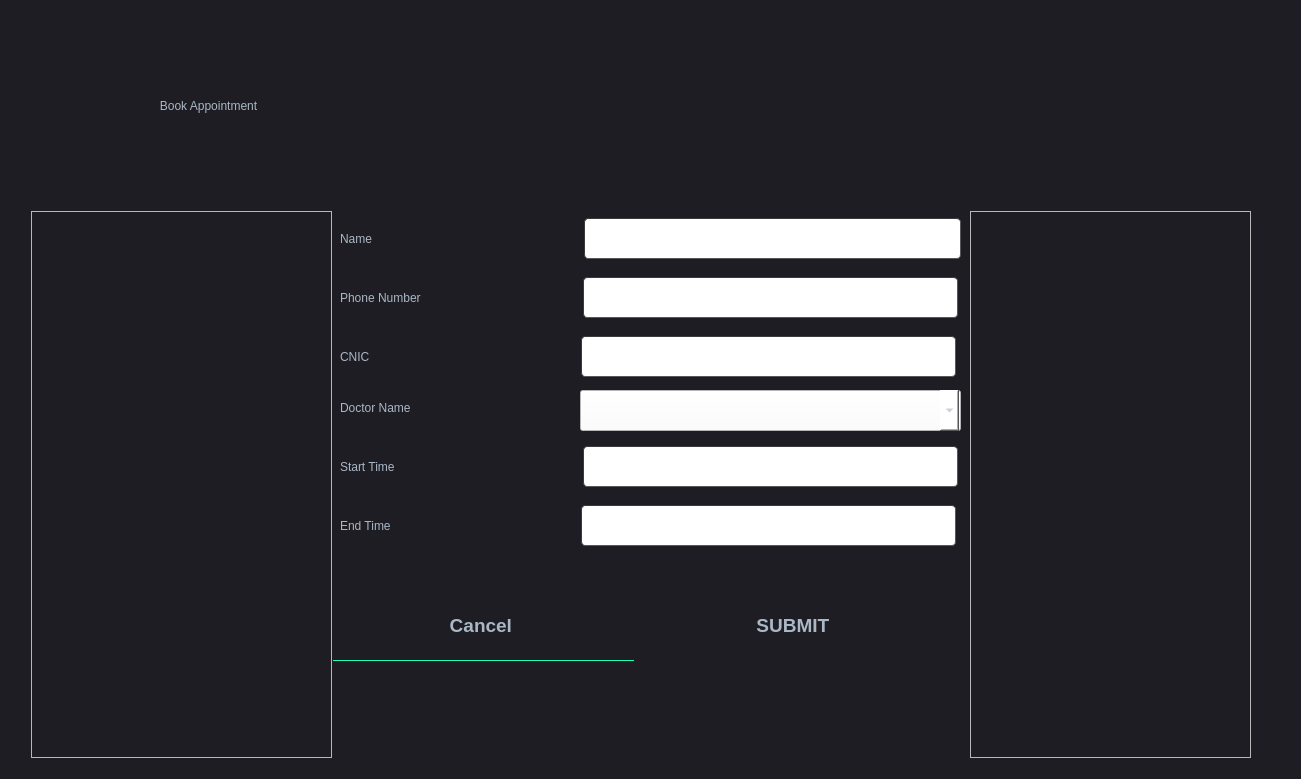
Old version of the form dialogappointment.ui in the repository OmerJauhar/Hospital-Management-System-HMS-QT-Software-OOP-C-.
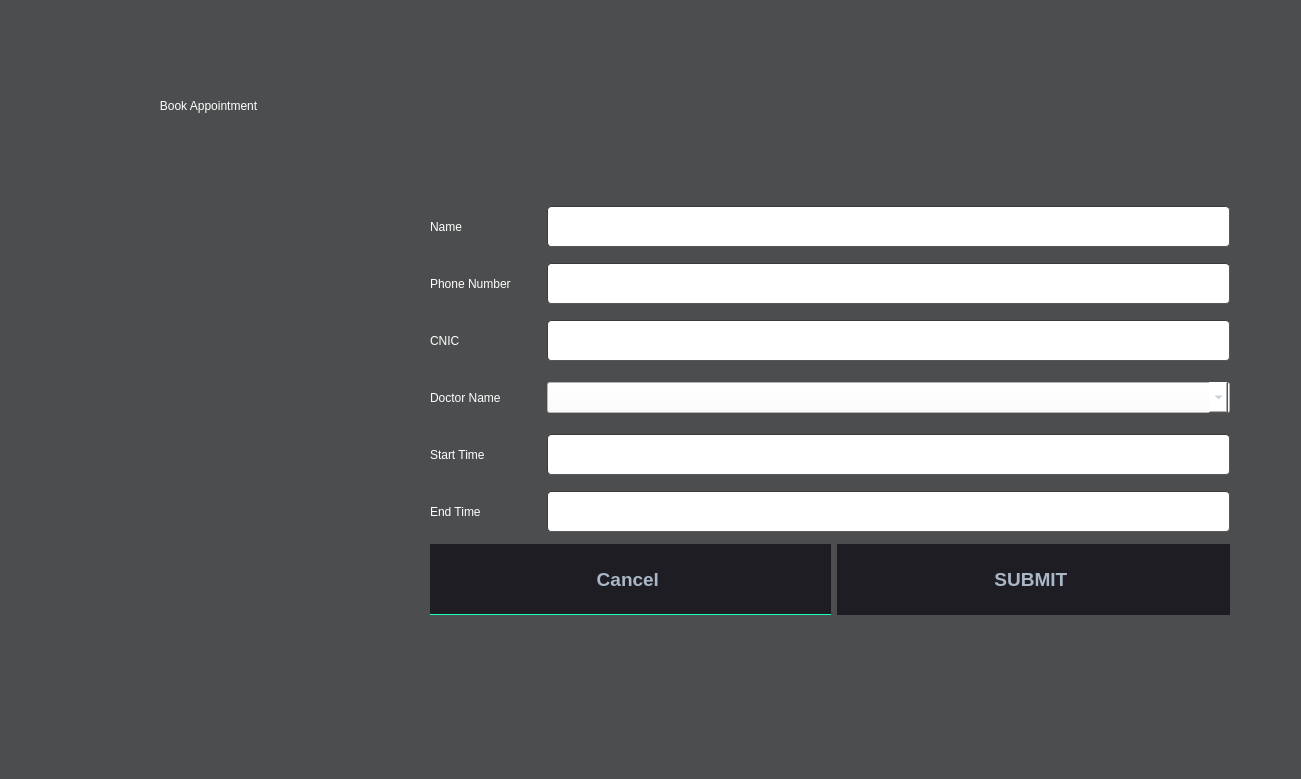
New version of the form.

Commit message: minor gui updates in pateint and doctor pages .

```diff
--- a/dialogappointment.ui
+++ b/dialogappointment.ui
@@ -16,16 +16,16 @@
   <property name="styleSheet">
    <string notr="true">
 QMainWindow {
-	background-color:#1e1d23;
+	background-color:rgb(76, 77, 78);
 }
 QDialog {
-	background-color:#1e1d23;
+	background-color:rgb(76, 77, 78);
 }
 QColorDialog {
-	background-color:#1e1d23;
+	background-color:rgb(76, 77, 78);
 }
 QTextEdit {
-	background-color:#1e1d23;
+	background-color:rgb(0, 0, 0);
 	color: #a9b7c6;
 }
 QPlainTextEdit {
@@ -133,7 +133,7 @@
 	selection-color: #FFFFFF;
 }
 QLabel {
-	color: #a9b7c6;
+	color: rgb(255, 255, 255);
 }
 QLCDNumber {
 	color: #37e6b4;
@@ -426,194 +426,39 @@
     <string>                        Book Appointment </string>
    </property>
   </widget>
-  <widget class="QLabel" name="label_21">
+  <widget class="QLabel" name="label_2">
    <property name="geometry">
     <rect>
-     <x>340</x>
-     <y>441</y>
-     <width>237</width>
-     <height>51</height>
+     <x>80</x>
+     <y>200</y>
+     <width>351</width>
+     <height>411</height>
     </rect>
    </property>
    <property name="minimumSize">
     <size>
-     <width>111</width>
-     <height>51</height>
+     <width>351</width>
+     <height>411</height>
     </size>
    </property>
-   <property name="styleSheet">
-    <string notr="true">font: 25pt &quot;Modern No. 20&quot;;</string>
-   </property>
    <property name="text">
-    <string>Start Time </string>
+    <string/>
    </property>
   </widget>
-  <widget class="QLineEdit" name="linedoctor_6">
+  <widget class="QWidget" name="">
    <property name="geometry">
     <rect>
-     <x>581</x>
-     <y>505</y>
-     <width>375</width>
-     <height>41</height>
+     <x>430</x>
+     <y>200</y>
+     <width>800</width>
+     <height>417</height>
     </rect>
    </property>
-   <property name="minimumSize">
-    <size>
-     <width>375</width>
-     <height>41</height>
-    </size>
-   </property>
-   <property name="font">
-    <font>
-     <pointsize>14</pointsize>
-     <bold>true</bold>
-    </font>
-   </property>
-   <property name="styleSheet">
-    <string notr="true">background-color:rgb(255, 255, 255)</string>
-   </property>
-  </widget>
-  <widget class="QLineEdit" name="linest">
-   <property name="geometry">
-    <rect>
-     <x>583</x>
-     <y>446</y>
-     <width>375</width>
-     <height>41</height>
-    </rect>
-   </property>
-   <property name="minimumSize">
-    <size>
-     <width>375</width>
-     <height>41</height>
-    </size>
-   </property>
-   <property name="font">
-    <font>
-     <pointsize>14</pointsize>
-     <bold>true</bold>
-    </font>
-   </property>
-   <property name="styleSheet">
-    <string notr="true">background-color:rgb(255, 255, 255)</string>
-   </property>
-  </widget>
-  <widget class="QLabel" name="label_22">
-   <property name="geometry">
-    <rect>
-     <x>340</x>
-     <y>382</y>
-     <width>238</width>
-     <height>51</height>
-    </rect>
-   </property>
-   <property name="minimumSize">
-    <size>
-     <width>111</width>
-     <height>51</height>
-    </size>
-   </property>
-   <property name="styleSheet">
-    <string notr="true">font: 25pt &quot;Modern No. 20&quot;;</string>
-   </property>
-   <property name="text">
-    <string>Doctor Name </string>
-   </property>
-  </widget>
-  <widget class="QLabel" name="label_23">
-   <property name="geometry">
-    <rect>
-     <x>340</x>
-     <y>500</y>
-     <width>235</width>
-     <height>51</height>
-    </rect>
-   </property>
-   <property name="minimumSize">
-    <size>
-     <width>111</width>
-     <height>51</height>
-    </size>
-   </property>
-   <property name="styleSheet">
-    <string notr="true">font: 25pt &quot;Modern No. 20&quot;;</string>
-   </property>
-   <property name="text">
-    <string>End Time </string>
-   </property>
-  </widget>
-  <widget class="QComboBox" name="comboBox">
-   <property name="geometry">
-    <rect>
-     <x>580</x>
-     <y>390</y>
-     <width>381</width>
-     <height>41</height>
-    </rect>
-   </property>
-   <property name="font">
-    <font>
-     <pointsize>14</pointsize>
-     <bold>true</bold>
-    </font>
-   </property>
-   <property name="styleSheet">
-    <string notr="true">background-color:rgb(255, 255, 255)</string>
-   </property>
-  </widget>
-  <widget class="QFrame" name="frame_4">
-   <property name="geometry">
-    <rect>
-     <x>970</x>
-     <y>211</y>
-     <width>281</width>
-     <height>547</height>
-    </rect>
-   </property>
-   <property name="minimumSize">
-    <size>
-     <width>281</width>
-     <height>341</height>
-    </size>
-   </property>
-   <property name="frameShape">
-    <enum>QFrame::StyledPanel</enum>
-   </property>
-   <property name="frameShadow">
-    <enum>QFrame::Raised</enum>
-   </property>
-  </widget>
-  <widget class="QFrame" name="frame_3">
-   <property name="geometry">
-    <rect>
-     <x>31</x>
-     <y>211</y>
-     <width>301</width>
-     <height>547</height>
-    </rect>
-   </property>
-   <property name="minimumSize">
-    <size>
-     <width>301</width>
-     <height>351</height>
-    </size>
-   </property>
-   <property name="frameShape">
-    <enum>QFrame::StyledPanel</enum>
-   </property>
-   <property name="frameShadow">
-    <enum>QFrame::Raised</enum>
-   </property>
-  </widget>
+   <layout class="QGridLayout" name="gridLayout_2">
+    <item row="0" column="0" colspan="2">
+     <layout class="QGridLayout" name="gridLayout">
+      <item row="0" column="0">
   <widget class="QLabel" name="label_15">
-   <property name="geometry">
-    <rect>
-     <x>340</x>
-     <y>213</y>
-     <width>238</width>
-     <height>51</height>
-    </rect>
-   </property>
    <property name="minimumSize">
     <size>
      <width>111</width>
@@ -627,15 +472,9 @@
     <string>Name                  </string>
    </property>
   </widget>
+      </item>
+      <item row="0" column="1">
   <widget class="QLineEdit" name="linename">
-   <property name="geometry">
-    <rect>
-     <x>584</x>
-     <y>218</y>
-     <width>377</width>
-     <height>41</height>
-    </rect>
-   </property>
    <property name="minimumSize">
     <size>
      <width>377</width>
@@ -652,40 +491,9 @@
     <string notr="true">background-color:rgb(255, 255, 255)</string>
    </property>
   </widget>
-  <widget class="QLineEdit" name="linephone">
-   <property name="geometry">
-    <rect>
-     <x>583</x>
-     <y>277</y>
-     <width>375</width>
-     <height>41</height>
-    </rect>
-   </property>
-   <property name="minimumSize">
-    <size>
-     <width>375</width>
-     <height>41</height>
-    </size>
-   </property>
-   <property name="font">
-    <font>
-     <pointsize>14</pointsize>
-     <bold>true</bold>
-    </font>
-   </property>
-   <property name="styleSheet">
-    <string notr="true">background-color:rgb(255, 255, 255)</string>
-   </property>
-  </widget>
+      </item>
+      <item row="1" column="0">
   <widget class="QLabel" name="label_19">
-   <property name="geometry">
-    <rect>
-     <x>340</x>
-     <y>272</y>
-     <width>237</width>
-     <height>51</height>
-    </rect>
-   </property>
    <property name="minimumSize">
     <size>
      <width>111</width>
@@ -699,18 +507,167 @@
     <string>Phone Number    </string>
    </property>
   </widget>
+      </item>
+      <item row="1" column="1">
+       <widget class="QLineEdit" name="linephone">
+        <property name="minimumSize">
+         <size>
+          <width>375</width>
+          <height>41</height>
+         </size>
+        </property>
+        <property name="font">
+         <font>
+          <pointsize>14</pointsize>
+          <bold>true</bold>
+         </font>
+        </property>
+        <property name="styleSheet">
+         <string notr="true">background-color:rgb(255, 255, 255)</string>
+        </property>
+       </widget>
+      </item>
+      <item row="2" column="0">
+       <widget class="QLabel" name="label_20">
+        <property name="minimumSize">
+         <size>
+          <width>111</width>
+          <height>51</height>
+         </size>
+        </property>
+        <property name="styleSheet">
+         <string notr="true">font: 25pt &quot;Modern No. 20&quot;;</string>
+        </property>
+        <property name="text">
+         <string>CNIC                  </string>
+        </property>
+       </widget>
+      </item>
+      <item row="2" column="1">
+       <widget class="QLineEdit" name="linecnic">
+        <property name="minimumSize">
+         <size>
+          <width>375</width>
+          <height>41</height>
+         </size>
+        </property>
+        <property name="font">
+         <font>
+          <pointsize>14</pointsize>
+          <bold>true</bold>
+         </font>
+        </property>
+        <property name="styleSheet">
+         <string notr="true">background-color:rgb(255, 255, 255)</string>
+        </property>
+       </widget>
+      </item>
+      <item row="3" column="0">
+       <widget class="QLabel" name="label_22">
+        <property name="minimumSize">
+         <size>
+          <width>111</width>
+          <height>51</height>
+         </size>
+        </property>
+        <property name="styleSheet">
+         <string notr="true">font: 25pt &quot;Modern No. 20&quot;;</string>
+        </property>
+        <property name="text">
+         <string>Doctor Name </string>
+        </property>
+       </widget>
+      </item>
+      <item row="3" column="1">
+       <widget class="QComboBox" name="comboBox">
+        <property name="font">
+         <font>
+          <pointsize>14</pointsize>
+          <bold>true</bold>
+         </font>
+        </property>
+        <property name="styleSheet">
+         <string notr="true">background-color:rgb(255, 255, 255)</string>
+        </property>
+       </widget>
+      </item>
+      <item row="4" column="0">
+       <widget class="QLabel" name="label_21">
+        <property name="minimumSize">
+         <size>
+          <width>111</width>
+          <height>51</height>
+         </size>
+        </property>
+        <property name="styleSheet">
+         <string notr="true">font: 25pt &quot;Modern No. 20&quot;;</string>
+        </property>
+        <property name="text">
+         <string>Start Time </string>
+        </property>
+       </widget>
+      </item>
+      <item row="4" column="1">
+       <widget class="QLineEdit" name="linest">
+        <property name="minimumSize">
+         <size>
+          <width>375</width>
+          <height>41</height>
+         </size>
+        </property>
+        <property name="font">
+         <font>
+          <pointsize>14</pointsize>
+          <bold>true</bold>
+         </font>
+        </property>
+        <property name="styleSheet">
+         <string notr="true">background-color:rgb(255, 255, 255)</string>
+        </property>
+       </widget>
+      </item>
+      <item row="5" column="0">
+       <widget class="QLabel" name="label_23">
+        <property name="minimumSize">
+         <size>
+          <width>111</width>
+          <height>51</height>
+         </size>
+        </property>
+        <property name="styleSheet">
+         <string notr="true">font: 25pt &quot;Modern No. 20&quot;;</string>
+        </property>
+        <property name="text">
+         <string>End Time </string>
+        </property>
+       </widget>
+      </item>
+      <item row="5" column="1">
+       <widget class="QLineEdit" name="linedoctor_6">
+        <property name="minimumSize">
+         <size>
+          <width>375</width>
+          <height>41</height>
+         </size>
+        </property>
+        <property name="font">
+         <font>
+          <pointsize>14</pointsize>
+          <bold>true</bold>
+         </font>
+        </property>
+        <property name="styleSheet">
+         <string notr="true">background-color:rgb(255, 255, 255)</string>
+        </property>
+       </widget>
+      </item>
+     </layout>
+    </item>
+    <item row="1" column="0">
   <widget class="QPushButton" name="pushButton_7">
-   <property name="geometry">
-    <rect>
-     <x>333</x>
-     <y>590</y>
-     <width>301</width>
-     <height>71</height>
-    </rect>
-   </property>
    <property name="minimumSize">
     <size>
-     <width>301</width>
+        <width>401</width>
      <height>71</height>
     </size>
    </property>
@@ -724,18 +681,12 @@
     <string>Cancel </string>
    </property>
   </widget>
+    </item>
+    <item row="1" column="1">
   <widget class="QPushButton" name="pushButton_8">
-   <property name="geometry">
-    <rect>
-     <x>640</x>
-     <y>590</y>
-     <width>311</width>
-     <height>71</height>
-    </rect>
-   </property>
    <property name="minimumSize">
     <size>
-     <width>311</width>
+        <width>391</width>
      <height>71</height>
     </size>
    </property>
@@ -749,52 +700,8 @@
     <string>SUBMIT </string>
    </property>
   </widget>
-  <widget class="QLabel" name="label_20">
-   <property name="geometry">
-    <rect>
-     <x>340</x>
-     <y>331</y>
-     <width>235</width>
-     <height>51</height>
-    </rect>
-   </property>
-   <property name="minimumSize">
-    <size>
-     <width>111</width>
-     <height>51</height>
-    </size>
-   </property>
-   <property name="styleSheet">
-    <string notr="true">font: 25pt &quot;Modern No. 20&quot;;</string>
-   </property>
-   <property name="text">
-    <string>CNIC                  </string>
-   </property>
-  </widget>
-  <widget class="QLineEdit" name="linecnic">
-   <property name="geometry">
-    <rect>
-     <x>581</x>
-     <y>336</y>
-     <width>375</width>
-     <height>41</height>
-    </rect>
-   </property>
-   <property name="minimumSize">
-    <size>
-     <width>375</width>
-     <height>41</height>
-    </size>
-   </property>
-   <property name="font">
-    <font>
-     <pointsize>14</pointsize>
-     <bold>true</bold>
-    </font>
-   </property>
-   <property name="styleSheet">
-    <string notr="true">background-color:rgb(255, 255, 255)</string>
-   </property>
+    </item>
+   </layout>
   </widget>
  </widget>
  <resources/>
```
Lines whose indentation alone changed are shown as unchanged. The commit also changes 10 other files.
